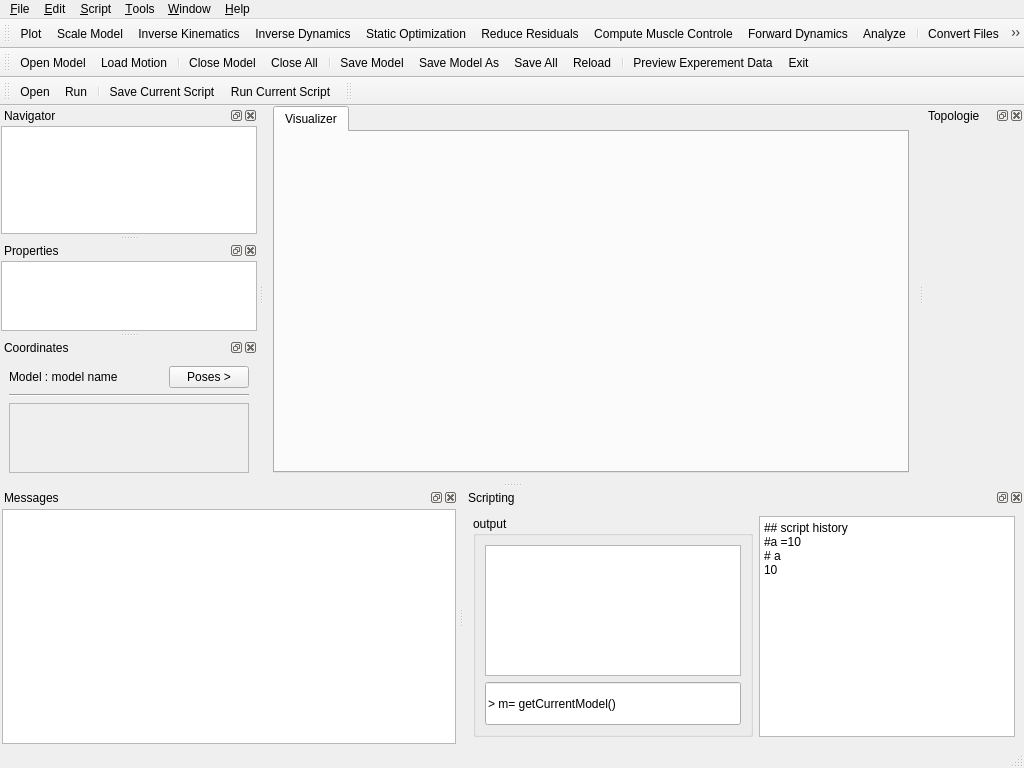
ia-dev/opensimQt, file Gui/vsWidgets/vsMainWindow.ui: the form before one commit.
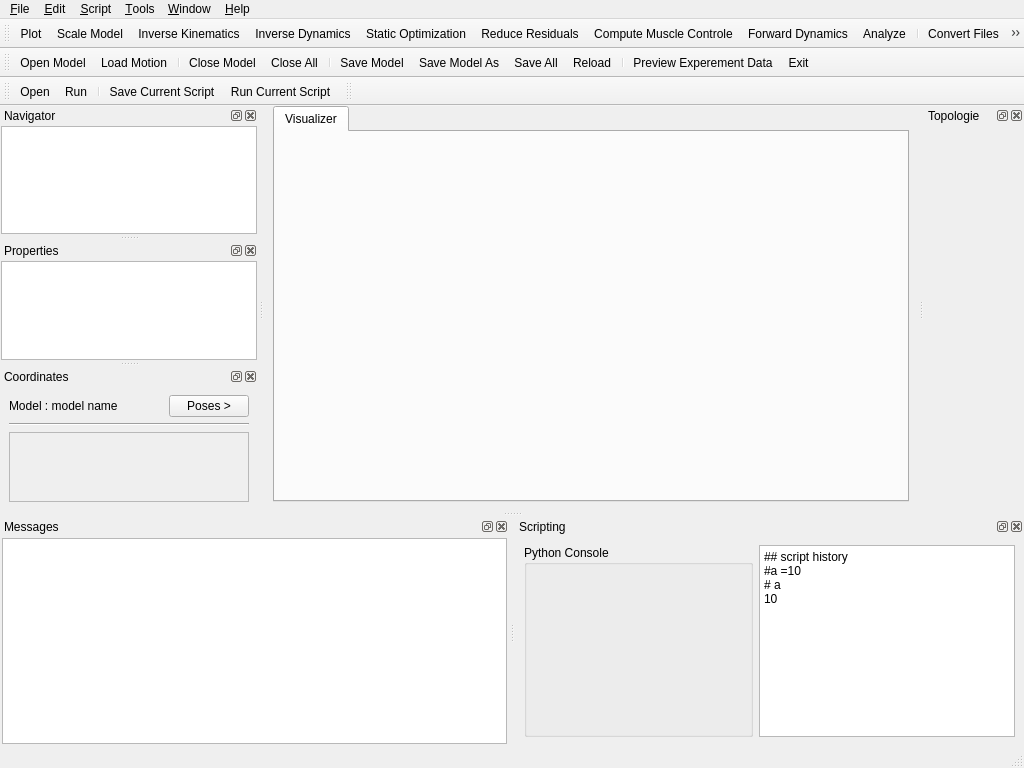
The form after the commit. Icons and pictures are not drawn. Custom widgets are drawn as their Qt base class.

Commit message: Initial basic integration of python scripting

The edit to the form file:
```diff
--- a/Gui/vsWidgets/vsMainWindow.ui
+++ b/Gui/vsWidgets/vsMainWindow.ui
@@ -455,54 +455,9 @@
         </size>
        </property>
        <property name="title">
-        <string>output</string>
+        <string>Python Console</string>
        </property>
-       <layout class="QVBoxLayout" name="verticalLayout_4">
-        <item>
-         <widget class="QPlainTextEdit" name="plainTextEdit_2">
-          <property name="sizePolicy">
-           <sizepolicy hsizetype="Preferred" vsizetype="Preferred">
-            <horstretch>0</horstretch>
-            <verstretch>3</verstretch>
-           </sizepolicy>
-          </property>
-          <property name="minimumSize">
-           <size>
-            <width>0</width>
-            <height>1</height>
-           </size>
-          </property>
-         </widget>
-        </item>
-        <item>
-         <widget class="QLineEdit" name="lineEdit">
-          <property name="sizePolicy">
-           <sizepolicy hsizetype="Preferred" vsizetype="Preferred">
-            <horstretch>0</horstretch>
-            <verstretch>1</verstretch>
-           </sizepolicy>
-          </property>
-          <property name="minimumSize">
-           <size>
-            <width>0</width>
-            <height>1</height>
-           </size>
-          </property>
-          <property name="maximumSize">
-           <size>
-            <width>16777215</width>
-            <height>50</height>
-           </size>
-          </property>
-          <property name="inputMask">
-           <string/>
-          </property>
-          <property name="text">
-           <string>&gt; m= getCurrentModel()</string>
-          </property>
-         </widget>
-        </item>
-       </layout>
+       <layout class="QVBoxLayout" name="verticalLayout_4"/>
       </widget>
      </item>
      <item>
@@ -662,8 +617,8 @@
          <rect>
           <x>0</x>
           <y>0</y>
-          <width>265</width>
-          <height>85</height>
+          <width>254</width>
+          <height>68</height>
          </rect>
         </property>
        </widget>
```
Left out of the diff: 4 changed lines with no effect on the pictures. The commit also changes 6 other files.
